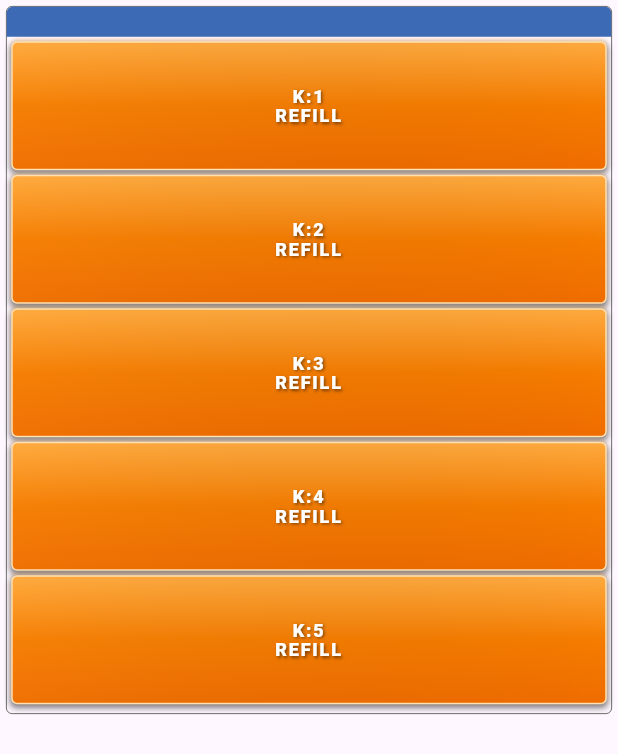
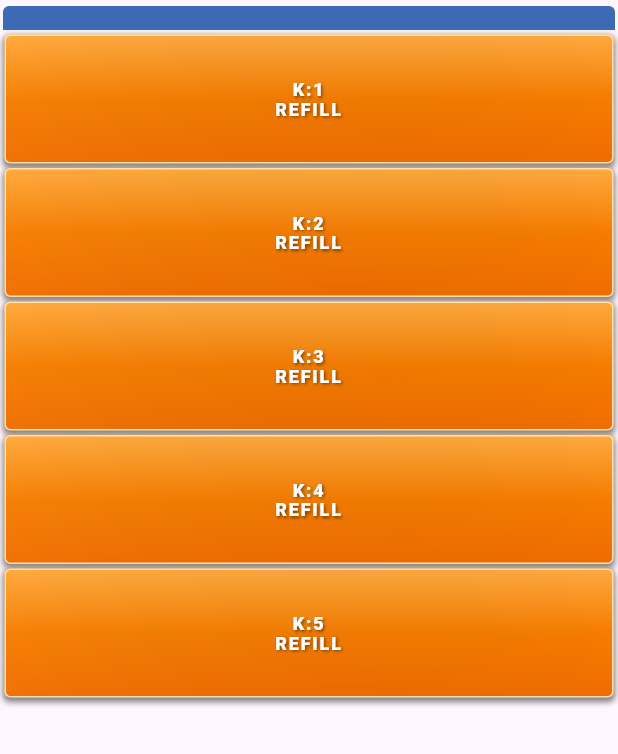
Before and after one commit to Rafid-tawhid/kanban_dashboard, a Flutter app: the CompactLineColumn widget shown alone on an empty page, opened directly with empty values, on a phone screen of 412 x 824 dp. Shown: the top 754 px of the screen. Run offline on Flutter 3.47's test engine with Material 3 defaults, Android fonts, the phone set to English and light mode, and no system bars; our stand-ins replace dio, flutter_riverpod, google_fonts, wakelock_plus; network calls fail.

Commit message:
set reaction screen

```diff
--- a/lib/screen/column.dart
+++ b/lib/screen/column.dart
@@ -29,10 +29,10 @@ class CompactLineColumn extends StatelessWidget {
     final cardMap = _createCardMap();
 
     return Container(
-      margin: const EdgeInsets.symmetric(horizontal: 4, vertical: 4),
+      margin: const EdgeInsets.symmetric(horizontal: 2, vertical: 4),
       decoration: BoxDecoration(
         borderRadius: BorderRadius.circular(4),
-        border: Border.all(color: Colors.grey[800]!, width: 0.5),
+
       ),
       child: Column(
         mainAxisSize: MainAxisSize.min,
@@ -40,7 +40,7 @@ class CompactLineColumn extends StatelessWidget {
           // Line Header - Ultra Compact
           Container(
             width: double.infinity,
-            padding: const EdgeInsets.symmetric(vertical: 2),
+            padding: const EdgeInsets.symmetric(vertical:  0),
             decoration: BoxDecoration(
               color: Colors.blue[900]!.withOpacity(0.8),
               borderRadius: const BorderRadius.only(
@@ -62,7 +62,7 @@ class CompactLineColumn extends StatelessWidget {
 
           // Cards Container
           Container(
-            padding: const EdgeInsets.all(3),
+            padding: const EdgeInsets.symmetric(vertical: 3,horizontal: 1),
             child: Column(
               children: List.generate(5, (index) {
                 final kanbanType =
--- a/lib/screen/kanban_dashboard.dart
+++ b/lib/screen/kanban_dashboard.dart
@@ -66,7 +66,7 @@ class _KanbanTvDashboardState extends ConsumerState<KanbanTvDashboard> {
     final screenSize = MediaQuery.of(context).size;
     //
     return Scaffold(
-      backgroundColor: Colors.black, // Very dark background
+      backgroundColor: Colors.white, // Very dark background
       body: Stack(
         children: [
           // Main Content
@@ -189,7 +189,7 @@ class _KanbanTvDashboardState extends ConsumerState<KanbanTvDashboard> {
 
         final lineCount = groupedData.length;
         final columnsPerRow = 8; // Fixed 8 columns per row
-        final lineWidth = (screenSize.width - 24) / columnsPerRow;
+        final lineWidth = (screenSize.width - 0) / columnsPerRow; //changed here decrease margin
 
         return SingleChildScrollView(
           scrollDirection: Axis.horizontal,
```
Also changed, not shown: lib/screen/kanban_card.dart (+10 -10 lines).
